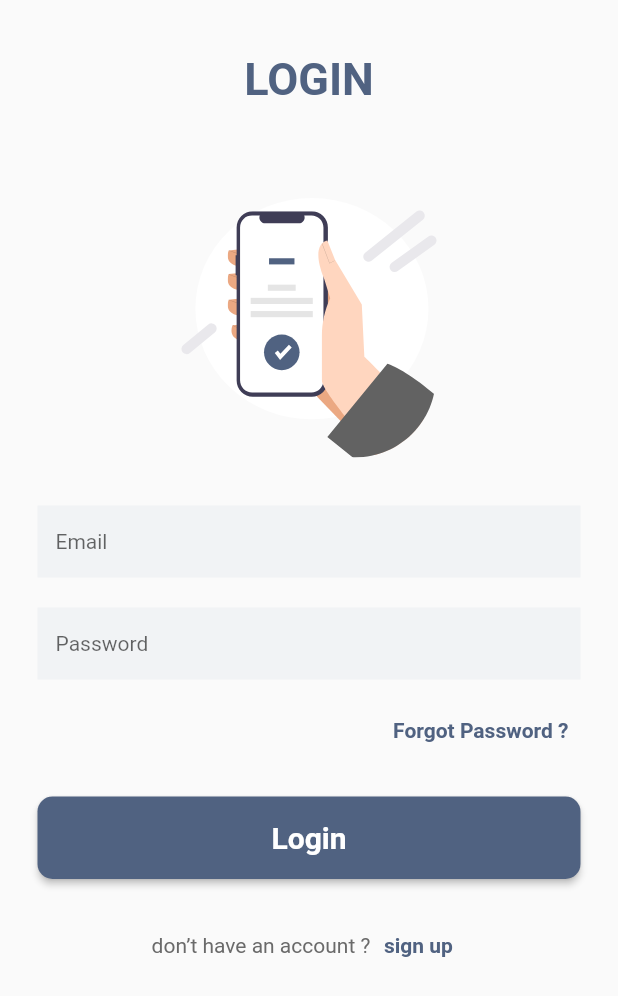
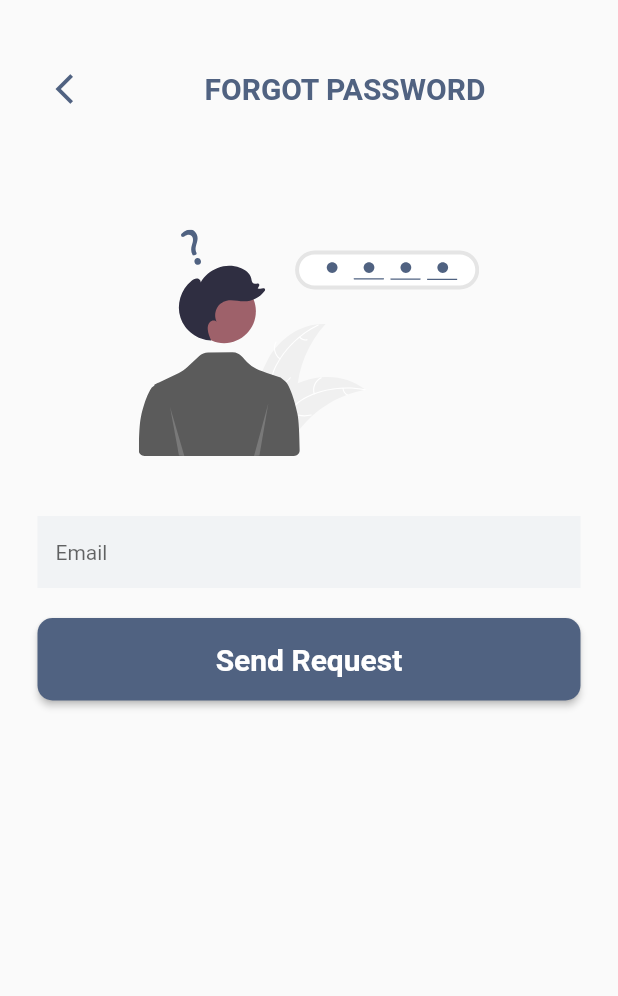
Before and after one commit to samirpokharel/Eazeal, a Flutter app: the screen it shows after launch, after a tap on "Forgot Password ?", on a phone screen of 412 x 824 dp. Shown: the top 996 px of the screen. Run offline on Flutter 3.47's test engine with Material 2 defaults, Android fonts, the phone set to English and light mode, and no system bars; our stand-ins replace flutter_riverpod, flutter_svg.

Commit message:
forgot password

```diff
--- a/lib/config/Router/app_router.dart
+++ b/lib/config/Router/app_router.dart
@@ -1,3 +1,4 @@
+import 'package:eazeal/screens/screens.dart';
 import 'package:eazeal/screens/splash/splash_screens.dart';
 import 'package:flutter/cupertino.dart';
 import 'package:flutter/material.dart';
@@ -10,6 +11,8 @@ class AppRouter {
       switch (settings.name) {
         case SplashScreen.routeName:
           return SplashScreen();
+        case ForgotPassword.routeName:
+          return const ForgotPassword();
         default:
           return _error();
       }
--- /dev/null
+++ b/lib/screens/authentication/forgot_password.dart
@@ -0,0 +1,98 @@
+import 'package:eazeal/config/constants.dart';
+import 'package:eazeal/screens/authentication/widgets/widgets.dart';
+import 'package:eazeal/services/validation_services.dart';
+import 'package:flutter/material.dart';
+import 'package:flutter_svg/flutter_svg.dart';
+
+class ForgotPassword extends StatefulWidget {
+  static const String routeName = "/forgotPassword";
+
+  const ForgotPassword({Key? key}) : super(key: key);
+
+  @override
+  State<ForgotPassword> createState() => _ForgotPasswordState();
+}
+
+class _ForgotPasswordState extends State<ForgotPassword> {
+  static String loginVectorPath = "assets/images/forgot-password-vector.svg";
+  late TextEditingController _emailController;
+  late GlobalKey<FormState> _fromKey;
+
+  @override
+  void initState() {
+    _emailController = TextEditingController();
+    _fromKey = GlobalKey<FormState>();
+    super.initState();
+  }
+
+  @override
+  void dispose() {
+    _emailController.dispose();
+    _fromKey.currentState?.dispose();
+    super.dispose();
+  }
+
+  @override
+  Widget build(BuildContext context) {
+    final textTheme = Theme.of(context).textTheme;
+    return Scaffold(
+      body: SingleChildScrollView(
+        child: SafeArea(
+          child: Padding(
+            padding: const EdgeInsets.all(25.0),
+            child: Form(
+              key: _fromKey,
+              child: Column(
+                crossAxisAlignment: CrossAxisAlignment.center,
+                children: [
+                  const SizedBox(height: 10),
+                  Row(
+                    children: [
+                      IconButton(
+                        onPressed: () => Navigator.pop(context),
+                        icon: const Icon(
+                          Icons.arrow_back_ios,
+                          color: primaryColor,
+                        ),
+                      ),
+                      const Spacer(),
+                      Text(
+                        "FORGOT PASSWORD",
+                        style: textTheme.headline2?.copyWith(
+                          color: primaryColor,
+                        ),
+                      ),
+                      const Spacer(),
+                    ],
+                  ),
+                  const SizedBox(height: 70),
+                  SvgPicture.asset(
+                    loginVectorPath,
+                    width: 227,
+                    height: 151,
+                  ),
+                  const SizedBox(height: 40),
+                  TextFormField(
+                    controller: _emailController,
+                    decoration: const InputDecoration(hintText: "Email"),
+                    validator: (val) => ValidationService.validateEmail(val),
+                  ),
+                  const SizedBox(height: 20),
+                  AuthButton(
+                    text: "Send Request",
+                    buttonStatus: ButtonStatus.idle,
+                    onPressed: () {
+                      if (_fromKey.currentState!.validate()) {
+                        _fromKey.currentState?.save();
+                      }
+                    },
+                  ),
+                ],
+              ),
+            ),
+          ),
+        ),
+      ),
+    );
+  }
+}
--- a/lib/screens/authentication/login.dart
+++ b/lib/screens/authentication/login.dart
@@ -1,5 +1,6 @@
 import 'package:eazeal/config/constants.dart';
 import 'package:eazeal/screens/authentication/widgets/widgets.dart';
+import 'package:eazeal/screens/screens.dart';
 import 'package:eazeal/services/validation_services.dart';
 import 'package:flutter/material.dart';
 import 'package:flutter_svg/flutter_svg.dart';
@@ -78,7 +79,10 @@ class _LoginState extends State<Login> {
                   Align(
                     alignment: Alignment.topRight,
                     child: TextButton(
-                      onPressed: () {},
+                      onPressed: () => Navigator.pushNamed(
+                        context,
+                        ForgotPassword.routeName,
+                      ),
                       child: const Text(
                         "Forgot Password ?",
                         style: TextStyle(
--- a/lib/screens/screens.dart
+++ b/lib/screens/screens.dart
@@ -1 +1,7 @@
 export './splash/splash_screens.dart';
+
+export './onbording/onbording_screen.dart';
+
+export './authentication/login.dart';
+export './authentication/signup.dart';
+export './authentication/forgot_password.dart';
```
